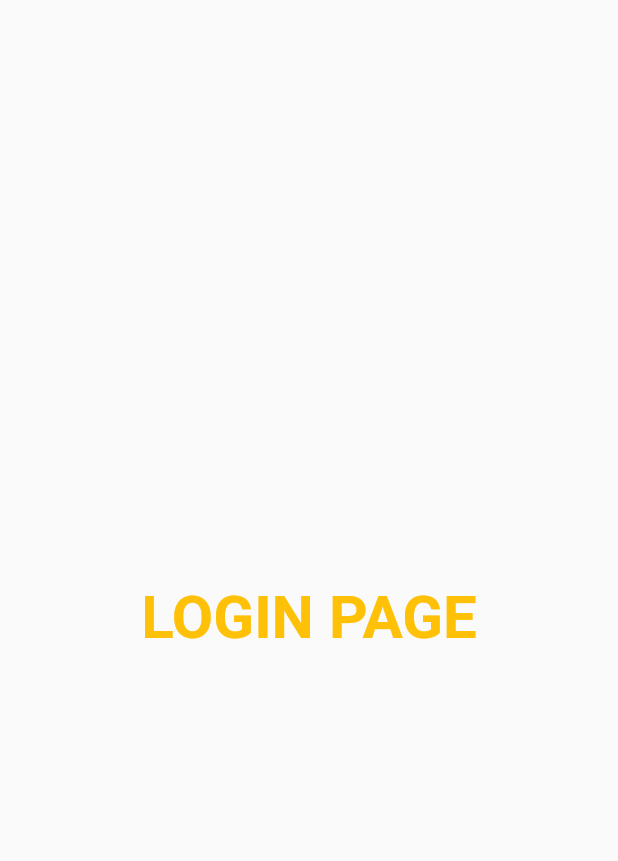
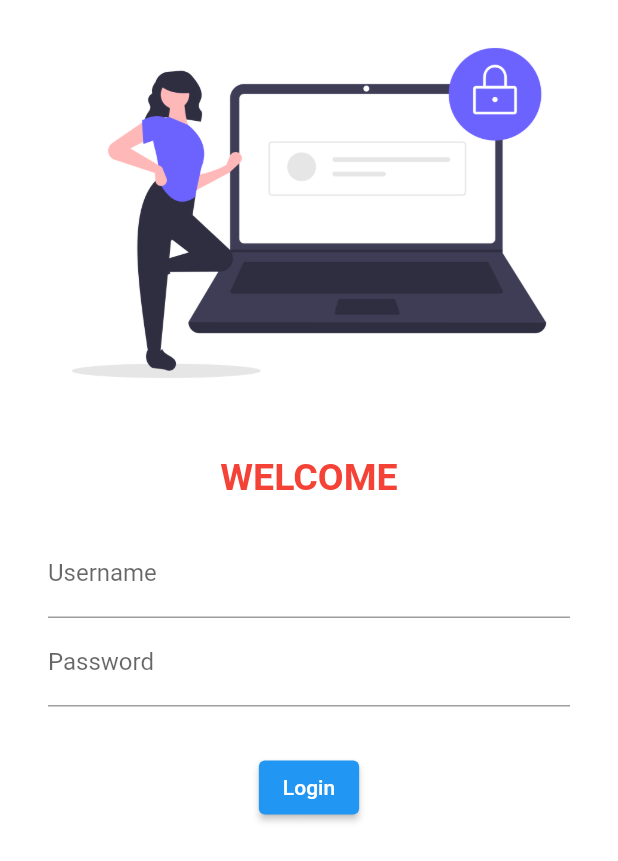
Before and after one commit to SWAMIADITYA/30daysFlutter, a Flutter app: the screen it shows after launch, on a phone screen of 412 x 824 dp. Shown: the top 861 px of the screen. Run offline on Flutter 3.47's test engine with Material 2 defaults, Android fonts, the phone set to English and light mode, and no system bars; our stand-ins replace google_fonts; Roboto replaces fonts that are missing (Prompt).

Commit message:
day 3 completed

```diff
--- a/lib/main.dart
+++ b/lib/main.dart
@@ -1,4 +1,5 @@
 import 'package:flutter/material.dart';
+import 'package:google_fonts/google_fonts.dart';
 import 'package:lession1/pages/home_page.dart';
 import 'package:lession1/pages/login_page.dart';
 
@@ -11,6 +12,9 @@ class MyApp extends StatelessWidget {
   Widget build(BuildContext context) {
     return MaterialApp(
       //home: LoginPage(),
+      theme: ThemeData(
+        fontFamily: GoogleFonts.prompt().fontFamily,
+      ),
       initialRoute: "/login",
       routes: {
         "/" : (context)=> HomePage(),
--- a/lib/pages/login_page.dart
+++ b/lib/pages/login_page.dart
@@ -6,11 +6,46 @@ class LoginPage extends StatelessWidget{
   @override
   Widget build(BuildContext context){
     return Material(
-      child: Center(child: Text("LOGIN PAGE" , style: TextStyle(
-        fontSize: 40,
-        color: Colors.amber,
-        fontWeight: FontWeight.bold,
-      ),),),
+      color: Colors.white,
+    child: Column(
+      children: [
+        Image.asset("assets/images/login_image.png", fit: BoxFit.cover,),
+        SizedBox(height:20.0),
+        Text("WELCOME", style: TextStyle(
+          fontSize: 25,
+          color: Colors.red,
+          fontWeight: FontWeight.bold,
+        ),),
+        Padding(
+          padding: const EdgeInsets.symmetric(vertical: 20.0, horizontal: 32.0),
+          child: Column(
+            children: [
+              TextFormField(
+                decoration: InputDecoration(
+                  hintText: "Enter username",
+                  labelText: "Username",
+                ),
+              ),
+
+               TextFormField(
+            obscureText: true,
+            decoration: InputDecoration(
+              hintText: "Enter password",
+              labelText: "Password",
+            ),
+          ),
+          SizedBox(height: 30.0,),
+
+          ElevatedButton(onPressed: (){
+            print("hii aditya");
+          }, child: Text("Login")),
+            ],
+          ),
+        ),
+
+
+      ],
+    ),
     );
   }
 }
--- a/pubspec.yaml
+++ b/pubspec.yaml
@@ -35,6 +35,7 @@ dependencies:
   # The following adds the Cupertino Icons font to your application.
   # Use with the CupertinoIcons class for iOS style icons.
   cupertino_icons: ^1.0.2
+  google_fonts: ^6.1.0
 
 dev_dependencies:
   flutter_test:
@@ -59,8 +60,8 @@ flutter:
   uses-material-design: true
 
   # To add assets to your application, add an assets section, like this:
-  # assets:
-  #   - images/a_dot_burr.jpeg
+  assets:
+    - assets/images/
   #   - images/a_dot_ham.jpeg
 
   # An image asset can refer to one or more resolution-specific "variants", see
```
Also changed, not shown: assets/images/login_image.png (added), pubspec.lock.
